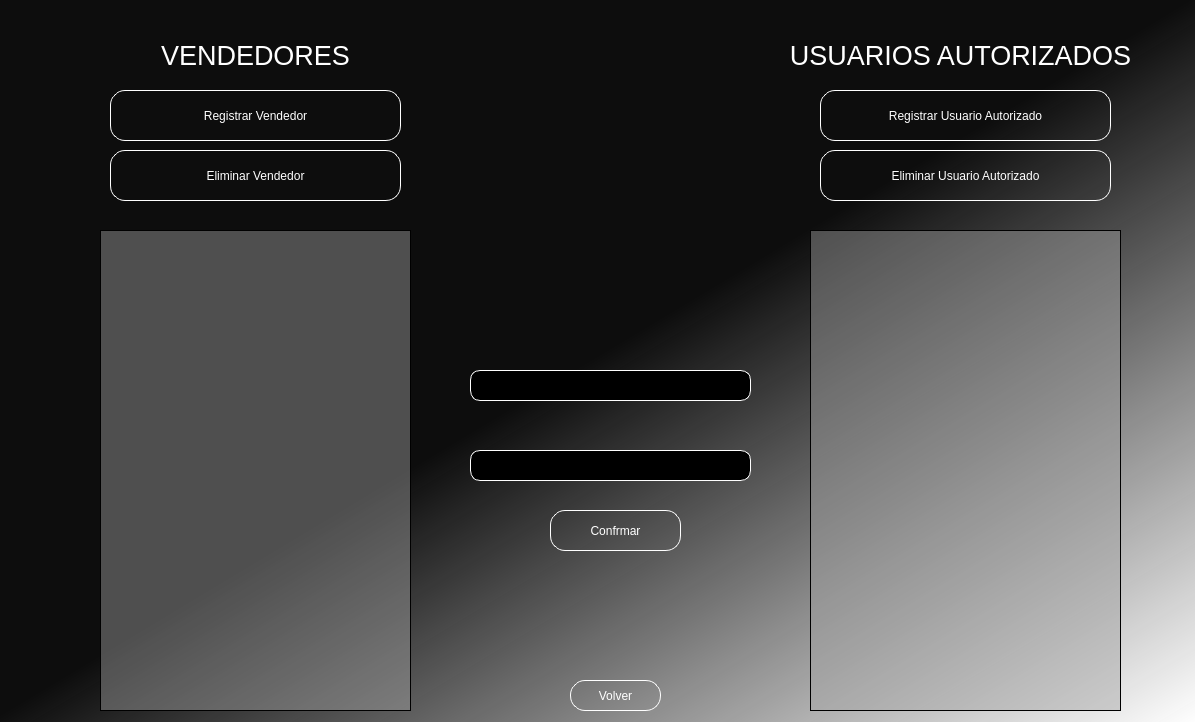
The window that ventanas/usuarios.ui (LautaroRomero21/Proyecto-CRUD-para-empresa-chica) describes before a commit, drawn with Qt 5.
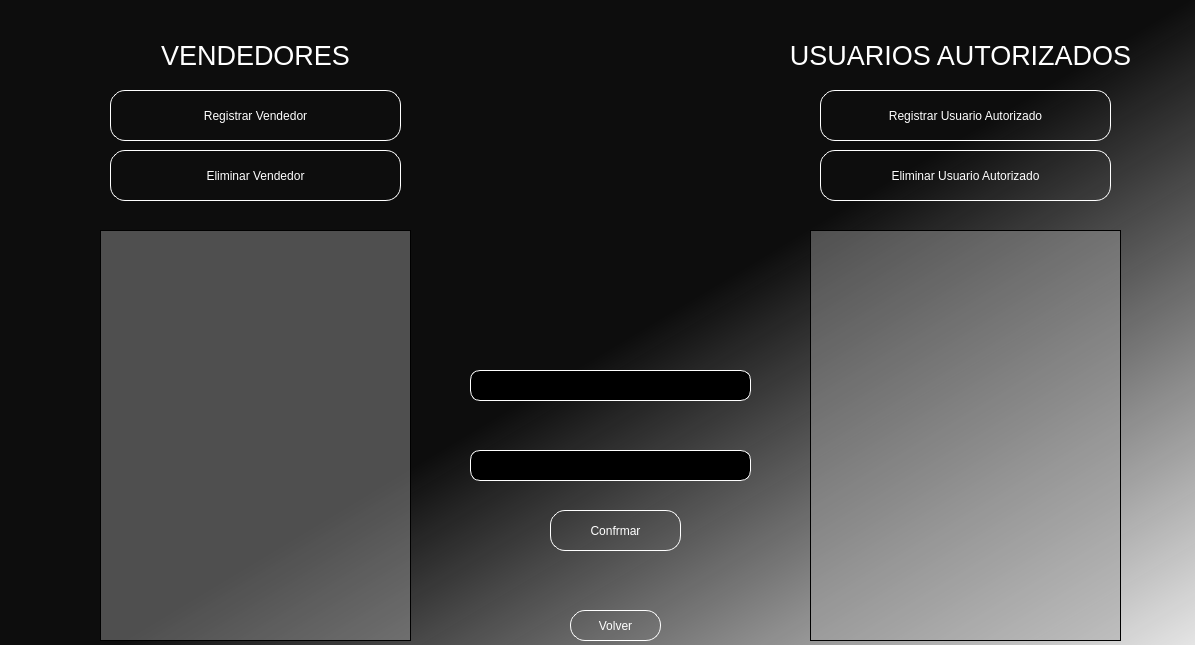
The same window after the commit. Icons and pictures are not drawn.

```diff
--- a/ventanas/usuarios.ui
+++ b/ventanas/usuarios.ui
@@ -7,19 +7,19 @@
     <x>0</x>
     <y>0</y>
     <width>1195</width>
-    <height>722</height>
+    <height>645</height>
    </rect>
   </property>
   <property name="minimumSize">
    <size>
     <width>1195</width>
-    <height>722</height>
+    <height>645</height>
    </size>
   </property>
   <property name="maximumSize">
    <size>
     <width>1195</width>
-    <height>722</height>
+    <height>645</height>
    </size>
   </property>
   <property name="windowTitle">
@@ -367,7 +367,7 @@
       <x>100</x>
       <y>230</y>
       <width>311</width>
-      <height>481</height>
+      <height>411</height>
      </rect>
     </property>
     <property name="font">
@@ -437,7 +437,7 @@
       <x>810</x>
       <y>230</y>
       <width>311</width>
-      <height>481</height>
+      <height>411</height>
      </rect>
     </property>
     <property name="font">
@@ -497,7 +497,7 @@
     <property name="geometry">
      <rect>
       <x>570</x>
-      <y>680</y>
+      <y>610</y>
       <width>91</width>
       <height>31</height>
      </rect>
```
